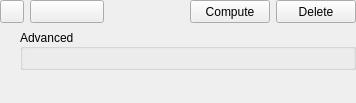
First picture: the form in NeuroSegmentParcellation/Resources/UI/NeuroSegmentOutputToolWidget.ui, repository HOA-2/SlicerNeuroSegmentation, before the edit.
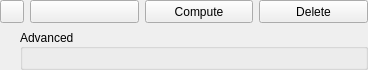
Second picture: the form after the edit. Custom widgets are drawn as their Qt base class.

Commit message: ENH: Remove unused seed widget

```diff
--- a/NeuroSegmentParcellation/Resources/UI/NeuroSegmentOutputToolWidget.ui
+++ b/NeuroSegmentParcellation/Resources/UI/NeuroSegmentOutputToolWidget.ui
@@ -6,8 +6,8 @@
    <rect>
     <x>0</x>
     <y>0</y>
-    <width>356</width>
-    <height>103</height>
+    <width>368</width>
+    <height>66</height>
    </rect>
   </property>
   <property name="windowTitle">
@@ -54,9 +54,6 @@
        </property>
       </widget>
      </item>
-     <item>
-      <widget class="qSlicerMarkupsPlaceWidget" name="seedPlaceWidget"/>
-     </item>
      <item>
       <widget class="QPushButton" name="computeButton">
        <property name="sizePolicy">
@@ -144,17 +141,6 @@
   </layout>
  </widget>
  <customwidgets>
-  <customwidget>
-   <class>qSlicerWidget</class>
-   <extends>QWidget</extends>
-   <header>qSlicerWidget.h</header>
-   <container>1</container>
-  </customwidget>
-  <customwidget>
-   <class>qSlicerMarkupsPlaceWidget</class>
-   <extends>qSlicerWidget</extends>
-   <header>qSlicerMarkupsPlaceWidget.h</header>
-  </customwidget>
   <customwidget>
    <class>ctkCollapsibleGroupBox</class>
    <extends>QGroupBox</extends>
```
